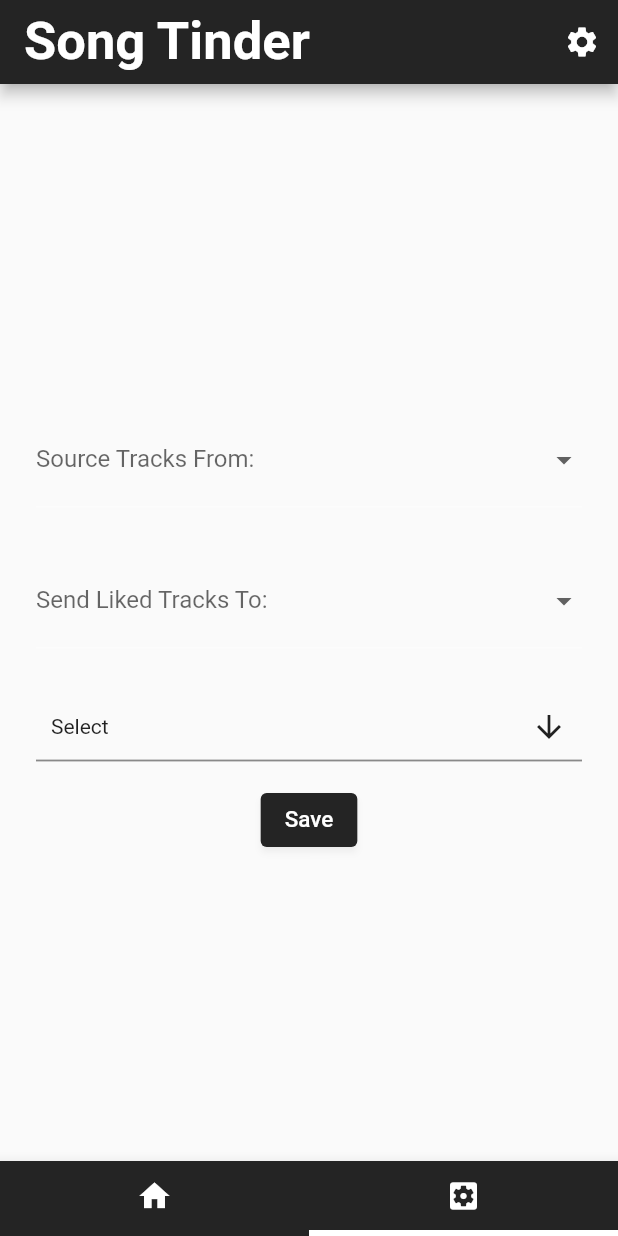
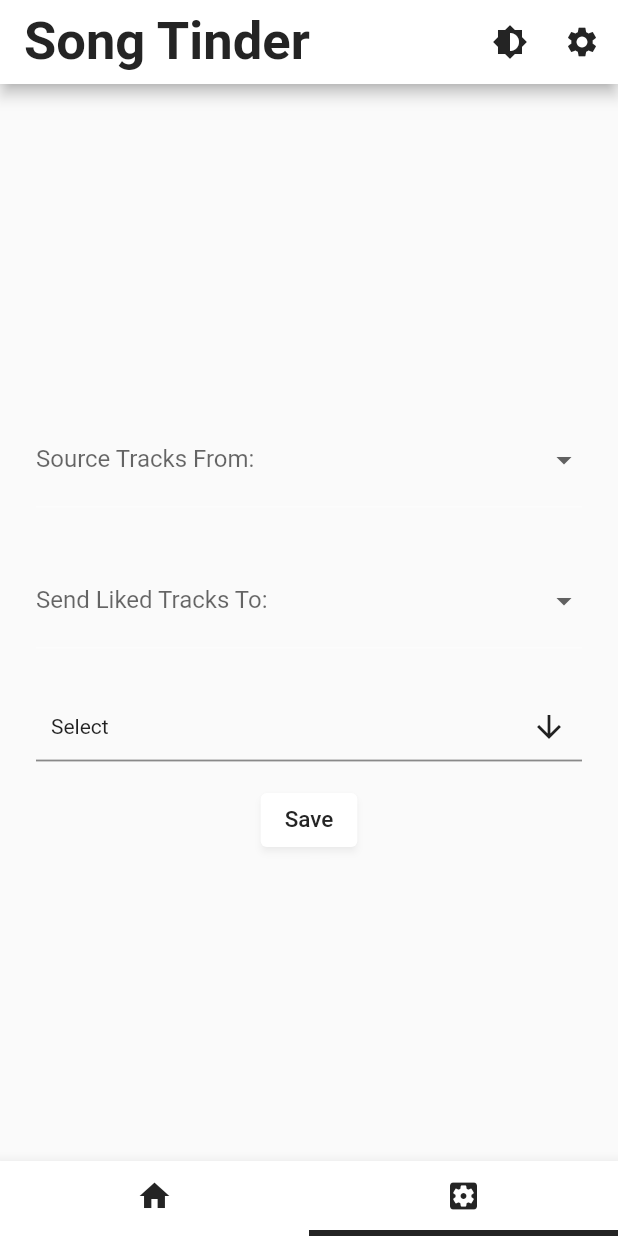
Before and after one commit to OmriLevy888/song-tinder, a Flutter app: the screen it shows after launch, tab 2 chosen, on a phone screen of 412 x 824 dp. Run offline on Flutter 3.47's test engine with Material 2 defaults, Android fonts, the phone set to English and light mode, and no system bars; drawn by our look-alikes of multi_select_flutter; our stand-ins replace google_fonts, palette_generator, swipe_cards; network calls fail.

Commit message:
[#37] Theme button and system theme support added

```diff
--- a/lib/main.dart
+++ b/lib/main.dart
@@ -3,22 +3,76 @@ import 'package:google_fonts/google_fonts.dart';
 import 'package:song_tinder/home_page/home_page_widget.dart';
 import 'package:song_tinder/conf_page/conf_page_widget.dart';
 import 'package:song_tinder/settings_page/settings_page_widget.dart';
+import 'package:song_tinder/widgets/widgets.dart';
 
 void main() {
-  runApp(const MyApp());
+  runApp(const SongTinderApp());
 }
 
-class MyApp extends StatelessWidget {
-  const MyApp({Key? key}) : super(key: key);
+class SongTinderApp extends StatefulWidget {
+  const SongTinderApp({Key? key}) : super(key: key);
+
+  @override
+  State<SongTinderApp> createState() => _SongTinderAppState();
+
+  static _SongTinderAppState of(BuildContext context) =>
+      context.findAncestorStateOfType<_SongTinderAppState>()!;
+}
+
+class _SongTinderAppState extends State<SongTinderApp> {
+  ThemeMode _themeMode = ThemeMode.system;
+
+  ThemeMode getTheme() => _themeMode;
+  void changeTheme(ThemeMode mode) {
+    setState(() {
+      _themeMode = mode;
+    });
+  }
 
   @override
   Widget build(BuildContext context) {
     return MaterialApp(
         title: 'Song Tinder',
+        themeMode: _themeMode,
         theme: ThemeData(
           shadowColor: Colors.black.withAlpha(60),
           colorScheme: const ColorScheme(
               brightness: Brightness.light,
+              primary: Color.fromARGB(255, 255, 255, 255),
+              onPrimary: Color.fromARGB(255, 36, 36, 36),
+              secondary: Colors.red,
+              onSecondary: Colors.yellow,
+              error: Colors.red,
+              onError: Colors.white,
+              background: Colors.green,
+              onBackground: Colors.white,
+              surface: Colors.black,
+              onSurface: Colors.white),
+          textTheme: TextTheme(
+            headlineLarge: GoogleFonts.roboto(
+              fontSize: 35,
+              fontWeight: FontWeight.w600,
+              fontStyle: FontStyle.normal,
+              color: const Color.fromARGB(255, 36, 36, 36),
+            ),
+            displayMedium: GoogleFonts.roboto(
+              fontSize: 25,
+              fontWeight: FontWeight.w600,
+              fontStyle: FontStyle.normal,
+              color: Colors.white,
+            ),
+            displaySmall: GoogleFonts.roboto(
+              fontSize: 15,
+              fontWeight: FontWeight.w300,
+              fontStyle: FontStyle.normal,
+              color: Colors.white,
+            ),
+          ),
+        ),
+        darkTheme: ThemeData(
+          shadowColor: Colors.black.withAlpha(60),
+          colorScheme: const ColorScheme(
+              brightness: Brightness.dark,
               primary: Color.fromARGB(255, 36, 36, 36),
               onPrimary: Color.fromARGB(255, 255, 255, 255),
               secondary: Colors.red,
@@ -67,7 +121,8 @@ class AppBody extends StatelessWidget {
                 'Song Tinder',
                 style: Theme.of(context).textTheme.headlineLarge,
               ),
-              actions: <Widget>[SettingsButton()],
+              actions: const <Widget>[ThemeButton(), SettingsButton()],
+              backgroundColor: Theme.of(context).colorScheme.primary,
             ),
             bottomNavigationBar: BottomAppBar(
                 color: Theme.of(context).colorScheme.primary,
--- a/lib/settings_page/settings_page_widget.dart
+++ b/lib/settings_page/settings_page_widget.dart
@@ -118,7 +118,7 @@ class _SettingsPageWidgetState extends State<SettingsPageWidget> {
 }
 
 class SettingsButton extends StatelessWidget {
-  SettingsButton({Key? key}) : super(key: key);
+  const SettingsButton({Key? key}) : super(key: key);
 
   @override
   Widget build(BuildContext context) {
--- /dev/null
+++ b/lib/widgets/theme_button.dart
@@ -0,0 +1,26 @@
+import 'package:flutter/material.dart';
+import 'package:song_tinder/main.dart';
+
+class ThemeButton extends StatelessWidget {
+  const ThemeButton({Key? key}) : super(key: key);
+
+  @override
+  Widget build(BuildContext context) {
+    return IconButton(
+      icon: const Icon(Icons.brightness_medium),
+      onPressed: () {
+        switch (SongTinderApp.of(context).getTheme()) {
+          case ThemeMode.dark:
+            SongTinderApp.of(context).changeTheme(ThemeMode.light);
+            break;
+          case ThemeMode.light:
+            SongTinderApp.of(context).changeTheme(ThemeMode.system);
+            break;
+          case ThemeMode.system:
+            SongTinderApp.of(context).changeTheme(ThemeMode.dark);
+            break;
+        }
+      },
+    );
+  }
+}
--- a/lib/widgets/widgets.dart
+++ b/lib/widgets/widgets.dart
@@ -2,3 +2,4 @@ export 'song_card_widget.dart';
 export 'circle_button.dart';
 export 'home_page_swipe_buttons.dart';
 export 'home_page_swipe_cards.dart';
+export 'theme_button.dart';
```
